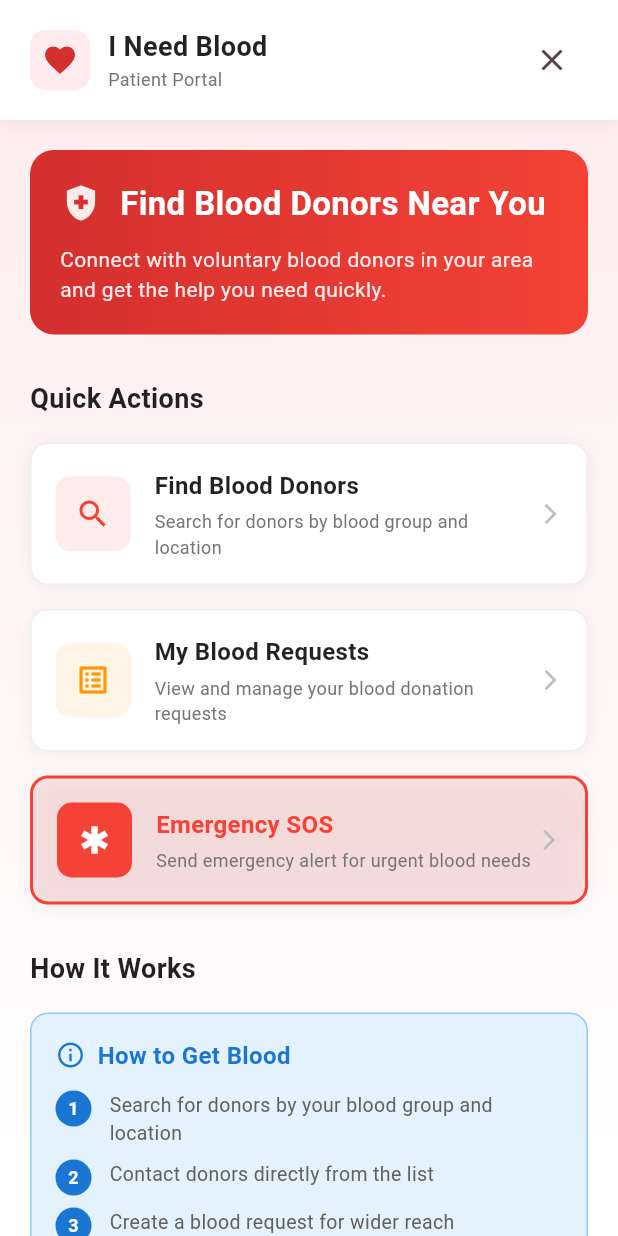
After one commit to sanamobeen/blood-donation-FYP, a Flutter app: the PatientLandingPage screen opened directly, on a phone screen of 412 x 824 dp. The commit adds this screen. Run offline on Flutter 3.47's test engine with Material 3 defaults, Android fonts, the phone set to English and light mode, and no system bars; our stand-ins replace audioplayers, flutter_local_notifications, flutter_map, geocoding, geolocator, latlong2 and 2 more; accounts and stored records are empty.

Commit message:
fix issues

```diff
--- a/frontend/lib/config/api_config.dart
+++ b/frontend/lib/config/api_config.dart
@@ -7,7 +7,7 @@ class ApiConfig {
 
   // Base URL configuration
   static const String emulatorUrl = 'http://10.0.2.2:8000';      // Android Emulator
-  static const String deviceUrl = 'http://192.168.18.87:8000';    // Physical Phone
+  static const String deviceUrl = 'http://192.168.18.104:8000';    // Physical Phone
   static const String localUrl = 'http://localhost:8000';         // Desktop/Web
   static const String iosUrl = 'http://127.0.0.1:8000';          // iOS Simulator
 
--- a/frontend/lib/login_screen.dart
+++ b/frontend/lib/login_screen.dart
@@ -145,7 +145,8 @@ class _LoginScreenState extends State<LoginScreen> {
           padding: const EdgeInsets.symmetric(horizontal: 24.0, vertical: 16.0),
           child: Form(
             key: _formKey,
-            child: Column(
+            child: SingleChildScrollView(
+              child: Column(
               crossAxisAlignment: CrossAxisAlignment.stretch,
               children: [
                 const SizedBox(height: 40),
@@ -347,7 +348,7 @@ class _LoginScreenState extends State<LoginScreen> {
                   children: [
                     const Text(
                       'Don\'t have an account? ',
-                      style: TextStyle(fontSize: 14, color: Colors.white70),
+                      style: const TextStyle(fontSize: 14, color: Colors.black54),
                     ),
                     TextButton(
                       onPressed: () {
@@ -369,7 +370,7 @@ class _LoginScreenState extends State<LoginScreen> {
                       child: Text(
                         'Register',
                         style: TextStyle(
-                          color: Colors.white,
+                          color: Colors.red[700],
                           fontWeight: FontWeight.bold,
                           fontSize: 14,
                         ),
@@ -380,6 +381,7 @@ class _LoginScreenState extends State<LoginScreen> {
               ],
             ),
           ),
+          ),
         ),
       ),
     );
--- /dev/null
+++ b/frontend/lib/pages/patient_landing_page.dart
@@ -0,0 +1,453 @@
+import 'package:flutter/material.dart';
+import '../../find_donor.dart';
+import '../../my_blood_requests_page.dart';
+import '../../emergency_sos_form_page.dart';
+import '../login_page.dart';
+import '../simple_registration_page.dart';
+import 'package:shared_preferences/shared_preferences.dart';
+
+// Export the correct class
+export '../../find_donor.dart' show FindDonorsPage;
+
+class PatientLandingPage extends StatefulWidget {
+  const PatientLandingPage({super.key});
+
+  @override
+  State<PatientLandingPage> createState() => _PatientLandingPageState();
+}
+
+class _PatientLandingPageState extends State<PatientLandingPage> {
+  Future<void> _checkLoginAndNavigate(String destination) async {
+    final prefs = await SharedPreferences.getInstance();
+    final isLoggedIn = prefs.getBool('is_logged_in') ?? false;
+
+    if (!isLoggedIn) {
+      _showAuthDialog();
+    } else {
+      _navigateToDestination(destination);
+    }
+  }
+
+  void _showAuthDialog() {
+    showDialog(
+      context: context,
+      builder: (context) => AlertDialog(
+        title: const Text('Login Required'),
+        content: const Text('To request blood, please login or create an account first.'),
+        actions: [
+          TextButton(
+            onPressed: () => Navigator.pop(context),
+            child: const Text('Cancel'),
+          ),
+          TextButton(
+            onPressed: () {
+              Navigator.pop(context);
+              Navigator.push(
+                context,
+                MaterialPageRoute(builder: (context) => const LoginPage()),
+              );
+            },
+            child: const Text('Login'),
+          ),
+          ElevatedButton(
+            onPressed: () {
+              Navigator.pop(context);
+              Navigator.push(
+                context,
+                MaterialPageRoute(
+                  builder: (context) => const SimpleRegistrationPage(role: 'patient'),
+                ),
+              );
+            },
+            style: ElevatedButton.styleFrom(
+              backgroundColor: Colors.red.shade900,
+              foregroundColor: Colors.white,
+            ),
+            child: const Text('Register as Patient'),
+          ),
+        ],
+      ),
+    );
+  }
+
+  void _navigateToDestination(String destination) {
+    switch (destination) {
+      case 'find_donor':
+        Navigator.push(
+          context,
+          MaterialPageRoute(builder: (context) => FindDonorsPage()),
+        );
+        break;
+      case 'my_requests':
+        Navigator.push(
+          context,
+          MaterialPageRoute(builder: (context) => MyBloodRequestsPage()),
+        );
+        break;
+      case 'emergency':
+        Navigator.push(
+          context,
+          MaterialPageRoute(builder: (context) => EmergencySOSFormPage()),
+        );
+        break;
+    }
+  }
+
+  @override
+  Widget build(BuildContext context) {
+    return Scaffold(
+      body: Container(
+        decoration: BoxDecoration(
+          gradient: LinearGradient(
+            begin: Alignment.topCenter,
+            end: Alignment.bottomCenter,
+            colors: [
+              Colors.red.shade50,
+              Colors.white,
+            ],
+          ),
+        ),
+        child: SafeArea(
+          child: Column(
+            children: [
+              // Header
+              _buildHeader(),
+
+              // Content
+              Expanded(
+                child: SingleChildScrollView(
+                  padding: const EdgeInsets.all(20),
+                  child: Column(
+                    crossAxisAlignment: CrossAxisAlignment.start,
+                    children: [
+                      // Welcome Message
+                      _buildWelcomeSection(),
+
+                      const SizedBox(height: 30),
+
+                      // Quick Actions
+                      _buildSectionTitle('Quick Actions'),
+                      const SizedBox(height: 16),
+                      _buildQuickActions(),
+
+                      const SizedBox(height: 30),
+
+                      // How It Works
+                      _buildSectionTitle('How It Works'),
+                      const SizedBox(height: 16),
+                      _buildHowItWorks(),
+                    ],
+                  ),
+                ),
+              ),
+            ],
+          ),
+        ),
+      ),
+    );
+  }
+
+  Widget _buildHeader() {
+    return Container(
+      padding: const EdgeInsets.symmetric(horizontal: 20, vertical: 16),
+      decoration: BoxDecoration(
+        color: Colors.white,
+        boxShadow: [
+          BoxShadow(
+            color: Colors.black.withOpacity(0.05),
+            blurRadius: 10,
+            offset: const Offset(0, 2),
+          ),
+        ],
+      ),
+      child: Row(
+        mainAxisAlignment: MainAxisAlignment.spaceBetween,
+        children: [
+          Row(
+            children: [
+              Container(
+                width: 40,
+                height: 40,
+                decoration: BoxDecoration(
+                  color: Colors.red.shade50,
+                  borderRadius: BorderRadius.circular(10),
+                ),
+                child: Icon(
+                  Icons.favorite,
+                  color: Colors.red.shade700,
+                  size: 24,
+                ),
+              ),
+              const SizedBox(width: 12),
+              Column(
+                crossAxisAlignment: CrossAxisAlignment.start,
+                children: [
+                  const Text(
+                    'I Need Blood',
+                    style: TextStyle(
+                      fontSize: 18,
+                      fontWeight: FontWeight.bold,
+                      color: Colors.black87,
+                    ),
+                  ),
+                  Text(
+                    'Patient Portal',
+                    style: TextStyle(
+                      fontSize: 12,
+                      color: Colors.grey.shade600,
+                    ),
+                  ),
+                ],
+              ),
+            ],
+          ),
+          IconButton(
+            icon: const Icon(Icons.close),
+            onPressed: () => Navigator.pop(context),
+          ),
+        ],
+      ),
+    );
+  }
+
+  Widget _buildWelcomeSection() {
+    return Container(
+      padding: const EdgeInsets.all(20),
+      decoration: BoxDecoration(
+        gradient: LinearGradient(
+          colors: [Colors.red.shade700, Colors.red.shade500],
+        ),
+        borderRadius: BorderRadius.circular(16),
+      ),
+      child: Column(
+        crossAxisAlignment: CrossAxisAlignment.start,
+        children: [
+          Row(
+            children: [
+              Icon(Icons.health_and_safety, color: Colors.white.withOpacity(0.9), size: 28),
+              const SizedBox(width: 12),
+              const Expanded(
+                child: Text(
+                  'Find Blood Donors Near You',
+                  style: TextStyle(
+                    fontSize: 22,
+                    fontWeight: FontWeight.bold,
+                    color: Colors.white,
+                  ),
+                ),
+              ),
+            ],
+          ),
+          const SizedBox(height: 12),
+          Text(
+            'Connect with voluntary blood donors in your area and get the help you need quickly.',
+            style: TextStyle(
+              fontSize: 14,
+              color: Colors.white.withOpacity(0.9),
+            ),
+          ),
+        ],
+      ),
+    );
+  }
+
+  Widget _buildSectionTitle(String title) {
+    return Text(
+      title,
+      style: const TextStyle(
+        fontSize: 18,
+        fontWeight: FontWeight.bold,
+        color: Colors.black87,
+      ),
+    );
+  }
+
+  Widget _buildQuickActions() {
+    return Column(
+      children: [
+        // Find Donors
+        _buildActionCard(
+          icon: Icons.search,
+          title: 'Find Blood Donors',
+          description: 'Search for donors by blood group and location',
+          color: Colors.red,
+          onTap: () => _checkLoginAndNavigate('find_donor'),
+        ),
+
+        const SizedBox(height: 16),
+
+        // My Blood Requests
+        _buildActionCard(
+          icon: Icons.list_alt,
+          title: 'My Blood Requests',
+          description: 'View and manage your blood donation requests',
+          color: Colors.orange,
+          onTap: () => _checkLoginAndNavigate('my_requests'),
+        ),
+
+        const SizedBox(height: 16),
+
+        // Emergency SOS
+        _buildActionCard(
+          icon: Icons.emergency,
+          title: 'Emergency SOS',
+          description: 'Send emergency alert for urgent blood needs',
+          color: Colors.red,
+          isEmergency: true,
+          onTap: () => _checkLoginAndNavigate('emergency'),
+        ),
+      ],
+    );
+  }
+
+  Widget _buildActionCard({
+    required IconData icon,
+    required String title,
+    required String description,
+    required Color color,
+    bool isEmergency = false,
+    required VoidCallback onTap,
+  }) {
+    return GestureDetector(
+      onTap: onTap,
+      child: Container(
+        padding: const EdgeInsets.all(16),
+        decoration: BoxDecoration(
+          color: isEmergency ? color.withOpacity(0.1) : Colors.white,
+          borderRadius: BorderRadius.circular(12),
+          border: Border.all(
+            color: isEmergency ? color : Colors.grey.shade200,
+            width: isEmergency ? 2 : 1,
+          ),
+          boxShadow: [
+            BoxShadow(
+              color: Colors.black.withOpacity(0.05),
+              blurRadius: 10,
+              offset: const Offset(0, 2),
+            ),
+          ],
+        ),
+        child: Row(
+          children: [
+            Container(
+              width: 50,
+              height: 50,
+              decoration: BoxDecoration(
+                color: isEmergency ? color : color.withOpacity(0.1),
+                borderRadius: BorderRadius.circular(10),
+              ),
+              child: Icon(
+                icon,
+                color: isEmergency ? Colors.white : color,
+                size: 24,
+              ),
+            ),
+            const SizedBox(width: 16),
+            Expanded(
+              child: Column(
+                crossAxisAlignment: CrossAxisAlignment.start,
+                children: [
+                  Text(
+                    title,
+                    style: TextStyle(
+                      fontSize: 16,
+                      fontWeight: FontWeight.bold,
+                      color: isEmergency ? color : Colors.black87,
+                    ),
+                  ),
+                  const SizedBox(height: 4),
+                  Text(
+                    description,
+                    style: TextStyle(
+                      fontSize: 12,
+                      color: Colors.grey.shade600,
+                    ),
+                  ),
+                ],
+              ),
+            ),
+            Icon(
+              Icons.arrow_forward_ios,
+              size: 16,
+              color: Colors.grey.shade400,
+            ),
+          ],
+        ),
+      ),
+    );
+  }
+
+  Widget _buildHowItWorks() {
+    return Container(
+      padding: const EdgeInsets.all(16),
+      decoration: BoxDecoration(
+        color: Colors.blue.shade50,
+        borderRadius: BorderRadius.circular(12),
+        border: Border.all(color: Colors.blue.shade200),
+      ),
+      child: Column(
+        crossAxisAlignment: CrossAxisAlignment.start,
+        children: [
+          Row(
+            children: [
+              Icon(Icons.info_outline, color: Colors.blue.shade700, size: 20),
+              const SizedBox(width: 8),
+              Text(
+                'How to Get Blood',
+                style: TextStyle(
+                  fontSize: 16,
+                  fontWeight: FontWeight.bold,
+                  color: Colors.blue.shade700,
+                ),
+              ),
+            ],
+          ),
+          const SizedBox(height: 12),
+          _buildStep('1', 'Search for donors by your blood group and location'),
+          _buildStep('2', 'Contact donors directly from the list'),
+          _buildStep('3', 'Create a blood request for wider reach'),
+          _buildStep('4', 'Use Emergency SOS for urgent needs'),
+        ],
+      ),
+    );
+  }
+
+  Widget _buildStep(String number, String text) {
+    return Padding(
+      padding: const EdgeInsets.only(bottom: 8),
+      child: Row(
+        crossAxisAlignment: CrossAxisAlignment.start,
+        children: [
+          Container(
+            width: 24,
+            height: 24,
+            decoration: BoxDecoration(
+              color: Colors.blue.shade700,
+              shape: BoxShape.circle,
+            ),
+            child: Center(
+              child: Text(
+                number,
+                style: const TextStyle(
+                  color: Colors.white,
+                  fontSize: 12,
+                  fontWeight: FontWeight.bold,
+                ),
+              ),
+            ),
+          ),
+          const SizedBox(width: 12),
+          Expanded(
+            child: Text(
+              text,
+              style: TextStyle(
+                fontSize: 13,
+                color: Colors.grey.shade700,
+              ),
+            ),
+          ),
+        ],
+      ),
+    );
+  }
+}
--- a/frontend/lib/splash_screen.dart
+++ b/frontend/lib/splash_screen.dart
@@ -20,30 +20,13 @@ class _SplashScreenState extends State<SplashScreen> {
   }
 
   Future<void> _checkFirstTimeAndNavigate() async {
-    final prefs = await SharedPreferences.getInstance();
-    final bool isFirstTime = prefs.getBool('isFirstTime') ?? true;
-
-    // Mark as not first time for next launch
-    if (isFirstTime) {
-      await prefs.setBool('isFirstTime', false);
-    }
-
-    // Wait for 3 seconds to show the splash screen
-    await Future.delayed(const Duration(seconds: 3));
+    // Wait for 2 seconds to show the splash screen
+    await Future.delayed(const Duration(seconds: 2));
 
     if (mounted) {
-      // Navigate to quick registration page and remove splash screen from stack
       Navigator.of(context).pushReplacement(
-        PageRouteBuilder(
-          pageBuilder: (context, animation, secondaryAnimation) =>
-              const QuickRegistrationPage(),
-          transitionsBuilder: (context, animation, secondaryAnimation, child) {
-            return FadeTransition(
-              opacity: animation,
-              child: child,
-            );
-          },
-          transitionDuration: const Duration(milliseconds: 800),
+        MaterialPageRoute(
+          builder: (context) => const QuickRegistrationPage(),
         ),
       );
     }
```
Also changed, not shown: 2 other files.
